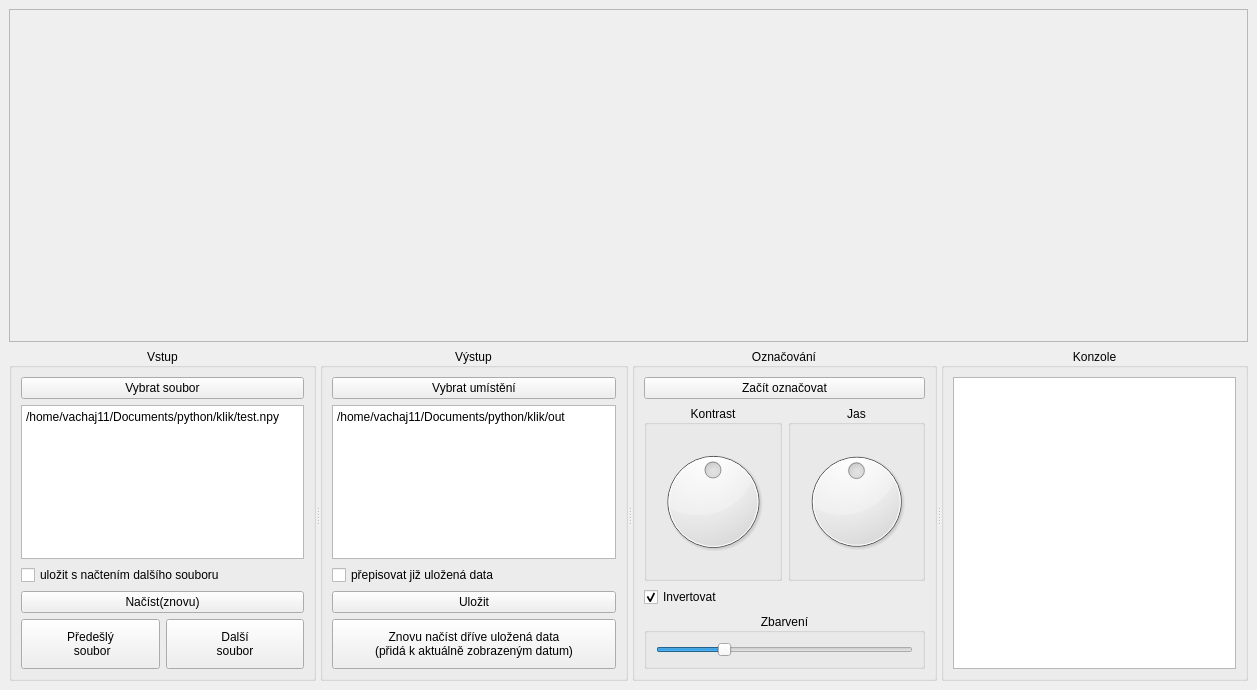
Qt form form.ui (vachaj11/array-clicker) before a commit.
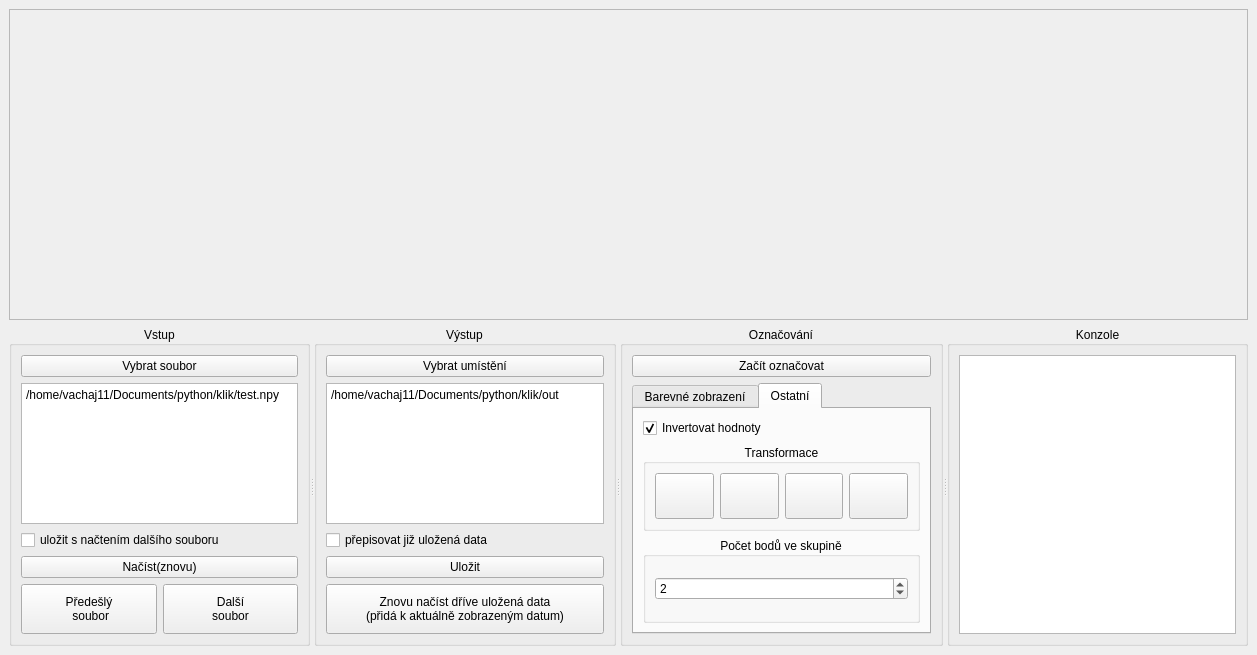
The same form after that commit. Icons and pictures are not drawn.

The edit to the form file:
```diff
--- a/form.ui
+++ b/form.ui
@@ -7,7 +7,7 @@
     <x>0</x>
     <y>0</y>
     <width>1257</width>
-    <height>690</height>
+    <height>655</height>
    </rect>
   </property>
   <property name="mouseTracking">
@@ -406,6 +406,16 @@
          </widget>
         </item>
         <item>
+         <widget class="QTabWidget" name="tabWidget">
+          <property name="currentIndex">
+           <number>1</number>
+          </property>
+          <widget class="QWidget" name="tab">
+           <attribute name="title">
+            <string>Barevné zobrazení</string>
+           </attribute>
+           <layout class="QVBoxLayout" name="verticalLayout_8">
+            <item>
          <layout class="QHBoxLayout" name="horizontalLayout_2">
           <item>
            <widget class="QGroupBox" name="groupBox_5">
@@ -480,22 +490,6 @@
           </item>
          </layout>
         </item>
-        <item>
-         <widget class="QCheckBox" name="invert">
-          <property name="cursor">
-           <cursorShape>PointingHandCursor</cursorShape>
-          </property>
-          <property name="toolTip">
-           <string>změní den v noc a noc v den</string>
-          </property>
-          <property name="text">
-           <string>Invertovat</string>
-          </property>
-          <property name="checked">
-           <bool>true</bool>
-          </property>
-         </widget>
-        </item>
         <item>
          <widget class="QGroupBox" name="groupBox_7">
           <property name="sizePolicy">
@@ -535,6 +529,165 @@
             </widget>
            </item>
           </layout>
+             </widget>
+            </item>
+           </layout>
+          </widget>
+          <widget class="QWidget" name="tab_2">
+           <attribute name="title">
+            <string>Ostatní</string>
+           </attribute>
+           <layout class="QVBoxLayout" name="verticalLayout_11">
+            <item>
+             <widget class="QCheckBox" name="invert">
+              <property name="cursor">
+               <cursorShape>PointingHandCursor</cursorShape>
+              </property>
+              <property name="toolTip">
+               <string>změní den v noc a noc v den</string>
+              </property>
+              <property name="text">
+               <string>Invertovat hodnoty</string>
+              </property>
+              <property name="checked">
+               <bool>true</bool>
+              </property>
+             </widget>
+            </item>
+            <item>
+             <widget class="QGroupBox" name="groupBox_8">
+              <property name="toolTip">
+               <string>zde se vše převrací a rotuje</string>
+              </property>
+              <property name="title">
+               <string>Transformace</string>
+              </property>
+              <property name="alignment">
+               <set>Qt::AlignCenter</set>
+              </property>
+              <layout class="QHBoxLayout" name="horizontalLayout_3">
+               <item>
+                <widget class="QPushButton" name="counter">
+                 <property name="sizePolicy">
+                  <sizepolicy hsizetype="Minimum" vsizetype="Minimum">
+                   <horstretch>0</horstretch>
+                   <verstretch>0</verstretch>
+                  </sizepolicy>
+                 </property>
+                 <property name="toolTip">
+                  <string>otočit proti směru hodinových ručiček</string>
+                 </property>
+                 <property name="text">
+                  <string/>
+                 </property>
+                 <property name="icon">
+                  <iconset theme="object-rotate-left">
+                   <normaloff>.</normaloff>.</iconset>
+                 </property>
+                </widget>
+               </item>
+               <item>
+                <widget class="QPushButton" name="horiz">
+                 <property name="sizePolicy">
+                  <sizepolicy hsizetype="Minimum" vsizetype="Minimum">
+                   <horstretch>0</horstretch>
+                   <verstretch>0</verstretch>
+                  </sizepolicy>
+                 </property>
+                 <property name="toolTip">
+                  <string>zrcadlit horizontálně</string>
+                 </property>
+                 <property name="text">
+                  <string/>
+                 </property>
+                 <property name="icon">
+                  <iconset theme="object-flip-horizontal">
+                   <normaloff>.</normaloff>.</iconset>
+                 </property>
+                </widget>
+               </item>
+               <item>
+                <widget class="QPushButton" name="verti">
+                 <property name="sizePolicy">
+                  <sizepolicy hsizetype="Minimum" vsizetype="Minimum">
+                   <horstretch>0</horstretch>
+                   <verstretch>0</verstretch>
+                  </sizepolicy>
+                 </property>
+                 <property name="toolTip">
+                  <string>zrcadlit vertikálně</string>
+                 </property>
+                 <property name="text">
+                  <string/>
+                 </property>
+                 <property name="icon">
+                  <iconset theme="object-flip-vertical">
+                   <normaloff>.</normaloff>.</iconset>
+                 </property>
+                </widget>
+               </item>
+               <item>
+                <widget class="QPushButton" name="clock">
+                 <property name="sizePolicy">
+                  <sizepolicy hsizetype="Minimum" vsizetype="Minimum">
+                   <horstretch>0</horstretch>
+                   <verstretch>0</verstretch>
+                  </sizepolicy>
+                 </property>
+                 <property name="toolTip">
+                  <string>otočit po směru hodinových ručiček</string>
+                 </property>
+                 <property name="text">
+                  <string/>
+                 </property>
+                 <property name="icon">
+                  <iconset theme="object-rotate-right">
+                   <normaloff>.</normaloff>.</iconset>
+                 </property>
+                </widget>
+               </item>
+              </layout>
+             </widget>
+            </item>
+            <item>
+             <widget class="QGroupBox" name="groupBox_9">
+              <property name="toolTip">
+               <string>pro zobecnění funkčnosti je možné nastavit počet bodů</string>
+              </property>
+              <property name="title">
+               <string>Počet bodů ve skupině</string>
+              </property>
+              <property name="alignment">
+               <set>Qt::AlignCenter</set>
+              </property>
+              <layout class="QVBoxLayout" name="verticalLayout_12">
+               <item>
+                <widget class="QSpinBox" name="ingroup">
+                 <property name="suffix">
+                  <string/>
+                 </property>
+                 <property name="prefix">
+                  <string/>
+                 </property>
+                 <property name="minimum">
+                  <number>1</number>
+                 </property>
+                 <property name="maximum">
+                  <number>6</number>
+                 </property>
+                 <property name="singleStep">
+                  <number>1</number>
+                 </property>
+                 <property name="value">
+                  <number>2</number>
+                 </property>
+                </widget>
+               </item>
+              </layout>
+             </widget>
+            </item>
+           </layout>
+          </widget>
          </widget>
         </item>
        </layout>
```
Lines whose indentation alone changed are shown as unchanged.
